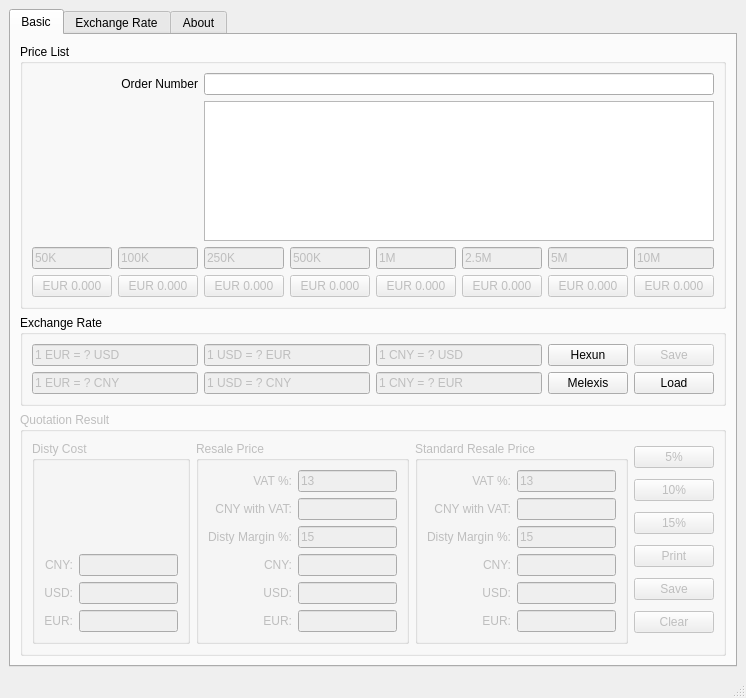
Above: main_window.ui from lgnq/EasyQuotation before the change. Below: the same form after it.
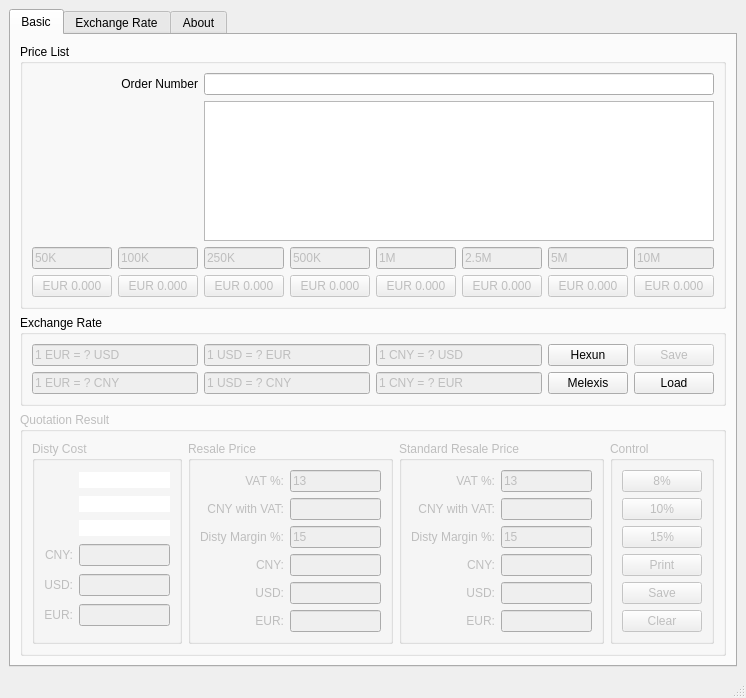
That is the form after the change. Custom widgets are drawn as their Qt base class.

Patch:
```diff
--- a/main_window.ui
+++ b/main_window.ui
@@ -331,44 +331,51 @@
               <string>Disty Cost</string>
              </property>
              <layout class="QGridLayout" name="gridLayout">
-              <item row="4" column="1">
-               <widget class="QLineEdit" name="dc_usd">
-                <property name="enabled">
-                 <bool>false</bool>
-                </property>
-               </widget>
-              </item>
-              <item row="4" column="0">
-               <widget class="QLabel" name="label_2">
+              <item row="3" column="0">
+               <widget class="QLabel" name="label">
                 <property name="text">
-                 <string>USD:</string>
+                 <string>CNY:</string>
                 </property>
                 <property name="alignment">
                  <set>Qt::AlignRight|Qt::AlignTrailing|Qt::AlignVCenter</set>
                 </property>
                </widget>
               </item>
-              <item row="0" column="1">
-               <spacer name="verticalSpacer">
-                <property name="orientation">
-                 <enum>Qt::Vertical</enum>
-                </property>
-                <property name="sizeHint" stdset="0">
-                 <size>
-                  <width>20</width>
-                  <height>17</height>
-                 </size>
-                </property>
-               </spacer>
-              </item>
-              <item row="2" column="1">
+              <item row="3" column="1" colspan="2">
                <widget class="QLineEdit" name="dc_cny">
                 <property name="enabled">
                  <bool>false</bool>
                 </property>
                </widget>
               </item>
-              <item row="6" column="1">
+              <item row="4" column="0">
+               <widget class="QLabel" name="label_2">
+                <property name="text">
+                 <string>USD:</string>
+                </property>
+                <property name="alignment">
+                 <set>Qt::AlignRight|Qt::AlignTrailing|Qt::AlignVCenter</set>
+                </property>
+               </widget>
+              </item>
+              <item row="4" column="1" colspan="2">
+               <widget class="QLineEdit" name="dc_usd">
+                <property name="enabled">
+                 <bool>false</bool>
+                </property>
+               </widget>
+              </item>
+              <item row="5" column="0">
+               <widget class="QLabel" name="label_3">
+                <property name="text">
+                 <string>EUR:</string>
+                </property>
+                <property name="alignment">
+                 <set>Qt::AlignRight|Qt::AlignTrailing|Qt::AlignVCenter</set>
+                </property>
+               </widget>
+              </item>
+              <item row="5" column="1" colspan="2">
                <widget class="QLineEdit" name="dc_eur">
                 <property name="enabled">
                  <bool>false</bool>
@@ -378,23 +385,42 @@
                 </property>
                </widget>
               </item>
-              <item row="2" column="0">
-               <widget class="QLabel" name="label">
-                <property name="text">
-                 <string>CNY:</string>
+              <item row="0" column="1" colspan="2">
+               <widget class="QLineEdit" name="lineEdit">
+                <property name="enabled">
+                 <bool>false</bool>
                 </property>
-                <property name="alignment">
-                 <set>Qt::AlignRight|Qt::AlignTrailing|Qt::AlignVCenter</set>
+                <property name="styleSheet">
+                 <string notr="true">alternate-background-color: rgb(255, 255, 255);</string>
                 </property>
+                <property name="frame">
+                 <bool>false</bool>
+                </property>
                </widget>
               </item>
-              <item row="6" column="0">
-               <widget class="QLabel" name="label_3">
-                <property name="text">
-                 <string>EUR:</string>
+              <item row="1" column="1" colspan="2">
+               <widget class="QLineEdit" name="lineEdit_11">
+                <property name="enabled">
+                 <bool>false</bool>
                 </property>
-                <property name="alignment">
-                 <set>Qt::AlignRight|Qt::AlignTrailing|Qt::AlignVCenter</set>
+                <property name="styleSheet">
+                 <string notr="true">alternate-background-color: rgb(255, 255, 255);</string>
+                </property>
+                <property name="frame">
+                 <bool>false</bool>
+                </property>
+               </widget>
+              </item>
+              <item row="2" column="1" colspan="2">
+               <widget class="QLineEdit" name="lineEdit_10">
+                <property name="enabled">
+                 <bool>false</bool>
+                </property>
+                <property name="styleSheet">
+                 <string notr="true">alternate-background-color: rgb(255, 255, 255);</string>
+                </property>
+                <property name="frame">
+                 <bool>false</bool>
                 </property>
                </widget>
               </item>
@@ -407,14 +433,48 @@
               <string>Resale Price</string>
              </property>
              <layout class="QGridLayout" name="gridLayout_2">
-              <item row="10" column="1">
+              <item row="9" column="1">
                <widget class="QLineEdit" name="rs_eur">
                 <property name="enabled">
                  <bool>false</bool>
                 </property>
                </widget>
               </item>
-              <item row="10" column="0">
+              <item row="0" column="0">
+               <widget class="QLabel" name="label_10">
+                <property name="text">
+                 <string>VAT %:</string>
+                </property>
+                <property name="alignment">
+                 <set>Qt::AlignRight|Qt::AlignTrailing|Qt::AlignVCenter</set>
+                </property>
+               </widget>
+              </item>
+              <item row="0" column="1">
+               <widget class="QLineEdit" name="vat">
+                <property name="text">
+                 <string>13</string>
+                </property>
+               </widget>
+              </item>
+              <item row="3" column="0">
+               <widget class="QLabel" name="label_16">
+                <property name="text">
+                 <string>CNY with VAT:</string>
+                </property>
+                <property name="alignment">
+                 <set>Qt::AlignRight|Qt::AlignTrailing|Qt::AlignVCenter</set>
+                </property>
+               </widget>
+              </item>
+              <item row="8" column="1">
+               <widget class="QLineEdit" name="rs_usd">
+                <property name="enabled">
+                 <bool>false</bool>
+                </property>
+               </widget>
+              </item>
+              <item row="9" column="0">
                <widget class="QLabel" name="label_8">
                 <property name="text">
                  <string>EUR:</string>
@@ -424,14 +484,31 @@
                 </property>
                </widget>
               </item>
-              <item row="4" column="1">
+              <item row="3" column="1">
                <widget class="QLineEdit" name="rs_cny_vat">
                 <property name="enabled">
                  <bool>false</bool>
                 </property>
                </widget>
               </item>
-              <item row="7" column="0">
+              <item row="4" column="0">
+               <widget class="QLabel" name="label_6">
+                <property name="text">
+                 <string>Disty Margin %:</string>
+                </property>
+                <property name="alignment">
+                 <set>Qt::AlignRight|Qt::AlignTrailing|Qt::AlignVCenter</set>
+                </property>
+               </widget>
+              </item>
+              <item row="4" column="1">
+               <widget class="QLineEdit" name="margin">
+                <property name="text">
+                 <string>15</string>
+                </property>
+               </widget>
+              </item>
+              <item row="6" column="0">
                <widget class="QLabel" name="label_9">
                 <property name="text">
                  <string>CNY:</string>
@@ -441,24 +518,14 @@
                 </property>
                </widget>
               </item>
-              <item row="7" column="1">
+              <item row="6" column="1">
                <widget class="QLineEdit" name="rs_cny">
                 <property name="enabled">
                  <bool>false</bool>
                 </property>
                </widget>
               </item>
-              <item row="4" column="0">
-               <widget class="QLabel" name="label_16">
-                <property name="text">
-                 <string>CNY with VAT:</string>
-                </property>
-                <property name="alignment">
-                 <set>Qt::AlignRight|Qt::AlignTrailing|Qt::AlignVCenter</set>
-                </property>
-               </widget>
-              </item>
-              <item row="9" column="0">
+              <item row="8" column="0">
                <widget class="QLabel" name="label_7">
                 <property name="text">
                  <string>USD:</string>
@@ -468,47 +535,6 @@
                 </property>
                </widget>
               </item>
-              <item row="9" column="1">
-               <widget class="QLineEdit" name="rs_usd">
-                <property name="enabled">
-                 <bool>false</bool>
-                </property>
-               </widget>
-              </item>
-              <item row="1" column="1">
-               <widget class="QLineEdit" name="vat">
-                <property name="text">
-                 <string>13</string>
-                </property>
-               </widget>
-              </item>
-              <item row="1" column="0">
-               <widget class="QLabel" name="label_10">
-                <property name="text">
-                 <string>VAT %:</string>
-                </property>
-                <property name="alignment">
-                 <set>Qt::AlignRight|Qt::AlignTrailing|Qt::AlignVCenter</set>
-                </property>
-               </widget>
-              </item>
-              <item row="5" column="0">
-               <widget class="QLabel" name="label_6">
-                <property name="text">
-                 <string>Disty Margin %:</string>
-                </property>
-                <property name="alignment">
-                 <set>Qt::AlignRight|Qt::AlignTrailing|Qt::AlignVCenter</set>
-                </property>
-               </widget>
-              </item>
-              <item row="5" column="1">
-               <widget class="QLineEdit" name="margin">
-                <property name="text">
-                 <string>15</string>
-                </property>
-               </widget>
-              </item>
              </layout>
             </widget>
            </item>
@@ -624,50 +650,55 @@
             </widget>
            </item>
            <item>
-            <layout class="QVBoxLayout" name="verticalLayout">
-             <item>
-              <widget class="QPushButton" name="p5">
-               <property name="text">
-                <string>5%</string>
-               </property>
-              </widget>
-             </item>
-             <item>
-              <widget class="QPushButton" name="p10">
-               <property name="text">
-                <string>10%</string>
-               </property>
-              </widget>
-             </item>
-             <item>
-              <widget class="QPushButton" name="p15">
-               <property name="text">
-                <string>15%</string>
-               </property>
-              </widget>
-             </item>
-             <item>
-              <widget class="QPushButton" name="pushButton_3">
-               <property name="text">
-                <string>Print</string>
-               </property>
-              </widget>
-             </item>
-             <item>
-              <widget class="QPushButton" name="pushButton_6">
-               <property name="text">
-                <string>Save</string>
-               </property>
-              </widget>
-             </item>
-             <item>
-              <widget class="QPushButton" name="button_clear">
-               <property name="text">
-                <string>Clear</string>
-               </property>
-              </widget>
-             </item>
-            </layout>
+            <widget class="QGroupBox" name="groupBox_4">
+             <property name="title">
+              <string>Control</string>
+             </property>
+             <layout class="QGridLayout" name="gridLayout_7">
+              <item row="0" column="0">
+               <widget class="QPushButton" name="p8">
+                <property name="text">
+                 <string>8%</string>
+                </property>
+               </widget>
+              </item>
+              <item row="1" column="0">
+               <widget class="QPushButton" name="p10">
+                <property name="text">
+                 <string>10%</string>
+                </property>
+               </widget>
+              </item>
+              <item row="2" column="0">
+               <widget class="QPushButton" name="p15">
+                <property name="text">
+                 <string>15%</string>
+                </property>
+               </widget>
+              </item>
+              <item row="3" column="0">
+               <widget class="QPushButton" name="pushButton_3">
+                <property name="text">
+                 <string>Print</string>
+                </property>
+               </widget>
+              </item>
+              <item row="4" column="0">
+               <widget class="QPushButton" name="pushButton_6">
+                <property name="text">
+                 <string>Save</string>
+                </property>
+               </widget>
+              </item>
+              <item row="5" column="0">
+               <widget class="QPushButton" name="button_clear">
+                <property name="text">
+                 <string>Clear</string>
+                </property>
+               </widget>
+              </item>
+             </layout>
+            </widget>
            </item>
           </layout>
          </widget>
```
Left out of the diff: 102 changed lines with no effect on the pictures.
